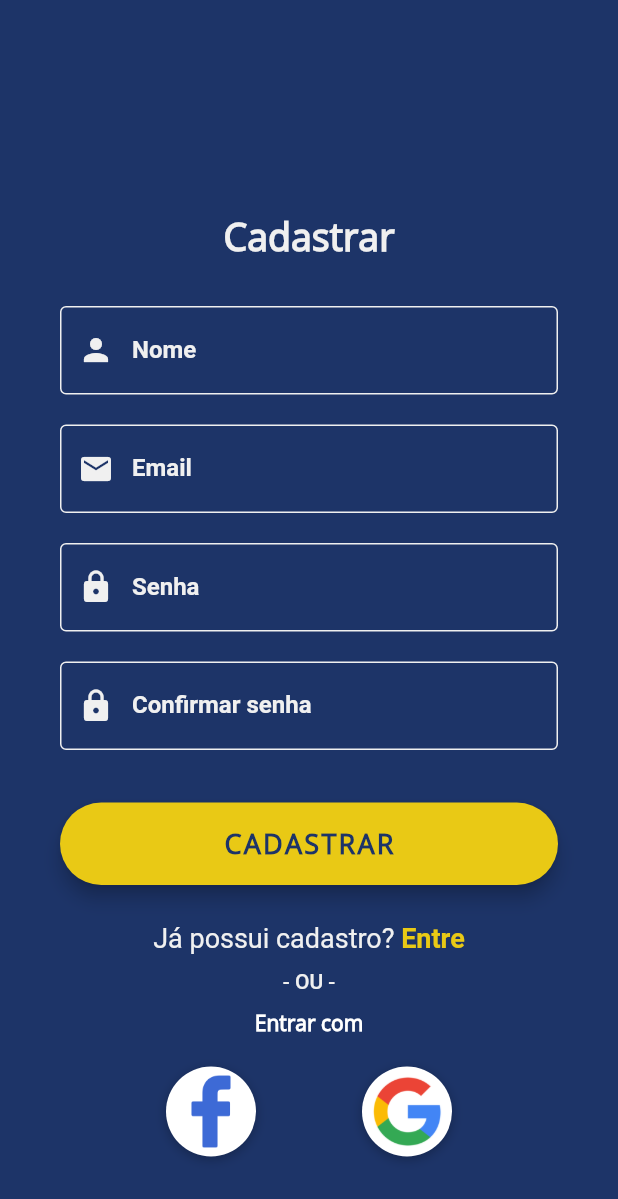
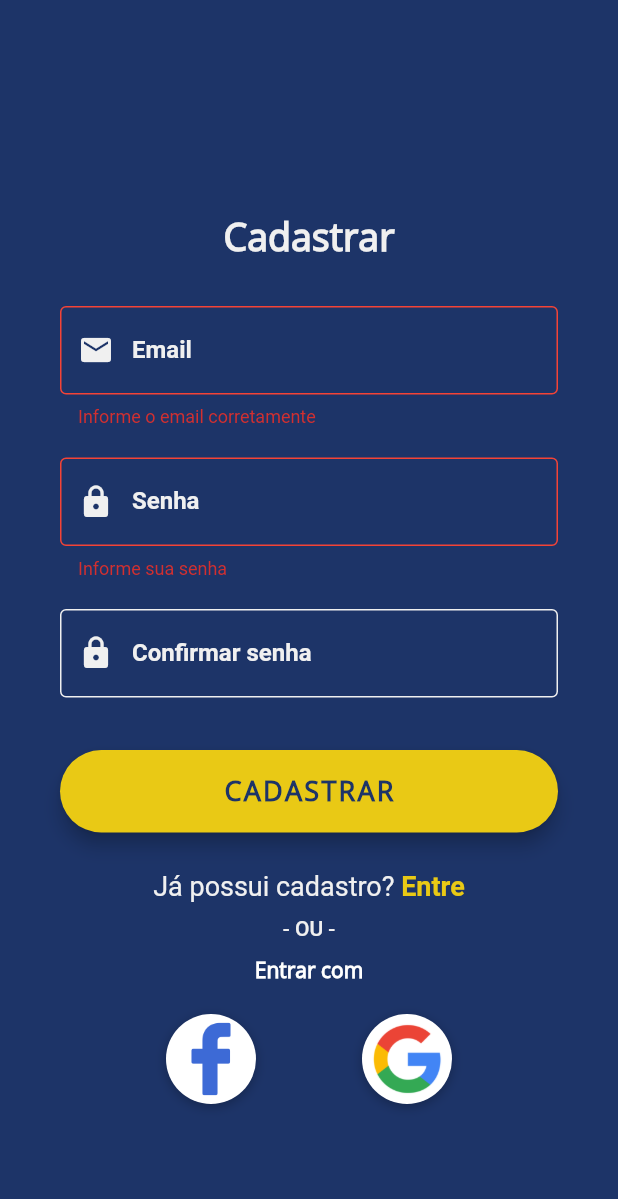
Before and after one commit to hamiltontborges/mobile_app_open, a Flutter app: the Register screen opened by its route, after a tap on "CADASTRAR", on a phone screen of 412 x 824 dp. Shown: the top 1199 px of the screen. Run offline on Flutter 3.47's test engine with Material 2 defaults, Android fonts, the phone set to English and light mode, and no system bars; our stand-ins replace firebase_auth, firebase_core; accounts and stored records are empty.

Commit message:
login firebase usuario e senha

```diff
--- a/lib/screens/register.dart
+++ b/lib/screens/register.dart
@@ -1,6 +1,8 @@
 import 'package:flutter/material.dart';
 import 'package:flutter/services.dart';
+import 'package:mobile_app_open/services/auth_service.dart';
 import 'package:mobile_app_open/utils/constants.dart';
+import 'package:provider/provider.dart';
 
 class Register extends StatefulWidget {
   const Register({Key? key}) : super(key: key);
@@ -10,6 +12,31 @@ class Register extends StatefulWidget {
 }
 
 class _RegisterState extends State<Register> {
+  bool? loading = false;
+
+  final formKey = GlobalKey<FormState>();
+  final email = TextEditingController();
+  final password = TextEditingController();
+
+  register() async {
+    setState(() => loading == true);
+    try {
+      await context.read<AuthService>().registerUser(email.text, password.text);
+      Navigator.pop(context);
+    } on AuthException catch (e) {
+      setState(() => loading == false);
+      ScaffoldMessenger.of(context)
+          .showSnackBar(SnackBar(content: Text(e.message)));
+    }
+  }
+
+  validateEmail(email) {
+    bool emailValid = RegExp(
+            r"^[a-zA-Z0-9.a-zA-Z0-9.!#$%&'*+-/=?^_`{|}~]+@[a-zA-Z0-9]+\.[a-zA-Z]+")
+        .hasMatch(email);
+    return emailValid;
+  }
+
   Widget _buildTitle() {
     return Text(
       'Cadastrar',
@@ -22,8 +49,10 @@ class _RegisterState extends State<Register> {
     );
   }
 
-  Widget _buildNameForm() {
+  Widget _buildEmailForm() {
     return TextFormField(
+      controller: email,
+      keyboardType: TextInputType.emailAddress,
       style: TextStyle(
         color: kColorWhite,
       ),
@@ -35,28 +64,11 @@ class _RegisterState extends State<Register> {
         enabledBorder: OutlineInputBorder(
           borderSide: BorderSide(color: kColorWhite, width: 1.0),
         ),
-        prefixIcon: Icon(Icons.person_sharp, color: kColorWhite),
-        prefixIconColor: kColorWhite,
-        labelText: "Nome",
-        labelStyle: TextStyle(color: kColorWhite, fontWeight: FontWeight.bold),
-        hintText: "Digite seu nome",
-        hintStyle: TextStyle(color: kColorWhite),
-      ),
-    );
-  }
-
-  Widget _buildEmailForm() {
-    return TextFormField(
-      style: TextStyle(
-        color: kColorWhite,
-      ),
-      cursorColor: kColorWhite,
-      decoration: InputDecoration(
-        focusedBorder: OutlineInputBorder(
-          borderSide: BorderSide(color: kColorWhite, width: 1.0),
+        errorBorder: OutlineInputBorder(
+          borderSide: BorderSide(color: Colors.red, width: 1.0),
         ),
-        enabledBorder: OutlineInputBorder(
-          borderSide: BorderSide(color: kColorWhite, width: 1.0),
+        focusedErrorBorder: OutlineInputBorder(
+          borderSide: BorderSide(color: Colors.red, width: 1.0),
         ),
         prefixIcon: Icon(Icons.email, color: kColorWhite),
         prefixIconColor: kColorWhite,
@@ -65,11 +77,20 @@ class _RegisterState extends State<Register> {
         hintText: "Digite seu email",
         hintStyle: TextStyle(color: kColorWhite),
       ),
+      validator: (value) {
+        if (value!.isEmpty) {
+          return 'Informe o email corretamente';
+        } else if (!validateEmail(value)) {
+          return 'Email inválido';
+        }
+        return null;
+      },
     );
   }
 
   Widget _buildPasswordForm() {
     return TextFormField(
+      controller: password,
       style: TextStyle(
         color: kColorWhite,
       ),
@@ -82,6 +103,12 @@ class _RegisterState extends State<Register> {
         enabledBorder: OutlineInputBorder(
           borderSide: BorderSide(color: kColorWhite, width: 1.0),
         ),
+        errorBorder: OutlineInputBorder(
+          borderSide: BorderSide(color: Colors.red, width: 1.0),
+        ),
+        focusedErrorBorder: OutlineInputBorder(
+          borderSide: BorderSide(color: Colors.red, width: 1.0),
+        ),
         prefixIcon: Icon(Icons.lock, color: kColorWhite),
         prefixIconColor: kColorWhite,
         labelText: "Senha",
@@ -89,6 +116,14 @@ class _RegisterState extends State<Register> {
         hintText: "Digite sua senha",
         hintStyle: TextStyle(color: kColorWhite),
       ),
+      validator: (value) {
+        if (value!.isEmpty) {
+          return 'Informe sua senha';
+        } else if (value.length < 6) {
+          return 'Sua senha deve ter no mínimo 6 dígitos';
+        }
+        return null;
+      },
     );
   }
 
@@ -106,6 +141,9 @@ class _RegisterState extends State<Register> {
         enabledBorder: OutlineInputBorder(
           borderSide: BorderSide(color: kColorWhite, width: 1.0),
         ),
+        errorBorder: OutlineInputBorder(
+          borderSide: BorderSide(color: Colors.red, width: 1.0),
+        ),
         prefixIcon: Icon(Icons.lock, color: kColorWhite),
         prefixIconColor: kColorWhite,
         labelText: "Confirmar senha",
@@ -121,7 +159,11 @@ class _RegisterState extends State<Register> {
       padding: EdgeInsets.symmetric(vertical: 25.0),
       width: double.infinity,
       child: ElevatedButton(
-        onPressed: () => {},
+        onPressed: () {
+          if (formKey.currentState!.validate()) {
+            register();
+          }
+        },
         child: Text("CADASTRAR",
             style: TextStyle(
                 color: kColorBlue,
@@ -193,7 +235,7 @@ class _RegisterState extends State<Register> {
 
   Widget _buildSignUp() {
     return GestureDetector(
-      onTap: () => {Navigator.of(context).pushNamed('/login')},
+      onTap: () => {Navigator.pop(context)},
       child: RichText(
           text: TextSpan(children: [
         TextSpan(
@@ -245,10 +287,9 @@ class _RegisterState extends State<Register> {
                     ),
                     _buildTitle(),
                     Form(
+                      key: formKey,
                       child: Column(children: [
                         SizedBox(height: 30.0),
-                        _buildNameForm(),
-                        SizedBox(height: 20.0),
                         _buildEmailForm(),
                         SizedBox(height: 20.0),
                         _buildPasswordForm(),
--- a/lib/services/auth_service.dart
+++ b/lib/services/auth_service.dart
@@ -1,9 +1,15 @@
 import 'package:firebase_auth/firebase_auth.dart';
 import 'package:firebase_core/firebase_core.dart';
 import 'package:flutter/material.dart';
+import 'package:mobile_app_open/screens/login.dart';
+
+class AuthException implements Exception {
+  String message;
+  AuthException(this.message);
+}
 
 class AuthService extends ChangeNotifier {
-  FirebaseAuth _auth = FirebaseAuth.instance;
+  final FirebaseAuth _auth = FirebaseAuth.instance;
   User? usuario;
   bool isLoading = true;
 
@@ -18,4 +24,39 @@ class AuthService extends ChangeNotifier {
       notifyListeners();
     });
   }
+
+  _getUser() {
+    usuario = _auth.currentUser;
+    notifyListeners();
+  }
+
+  registerUser(String email, String password) async {
+    try {
+      await _auth.createUserWithEmailAndPassword(
+          email: email, password: password);
+      _getUser();
+    } on FirebaseAuthException catch (e) {
+      if (e.code == 'weak-password') {
+        throw AuthException('A senha é muito fraca');
+      } else if (e.code == 'email-already-in-use') {
+        throw AuthException('Este email já está cadastrado');
+      }
+    }
+  }
+
+  loginUser(String email, String password) async {
+    try {
+      await _auth.signInWithEmailAndPassword(email: email, password: password);
+      _getUser();
+    } on FirebaseAuthException catch (e) {
+      if (e.code == 'user-not-found' || e.code == 'wrong-password') {
+        throw AuthException('Usuário ou senha incorretos.');
+      }
+    }
+  }
+
+  logout() async {
+    await _auth.signOut();
+    _getUser();
+  }
 }
```
Also changed, not shown: lib/screens/forgotPass.dart (added, +151 -0 lines), lib/screens/home.dart (+65 -3 lines), lib/screens/login.dart (+92 -39 lines), lib/services/auth_check.dart (+4 -3 lines), lib/screens/forgetPass.dart (deleted).
